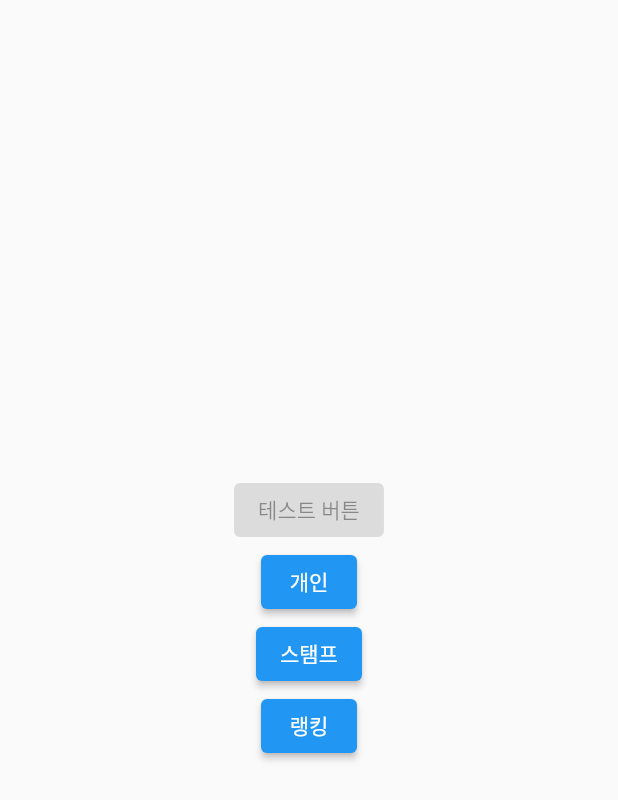
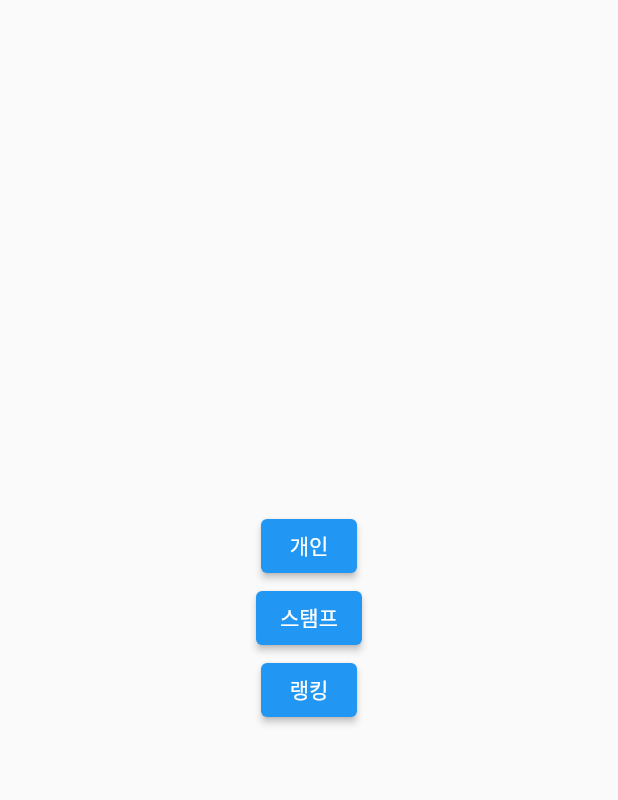
Before and after one commit to kwonjaehyun-ssafy10th/RE-Habbit-ShinhanH, a Flutter app: the MyWidget screen opened directly, on a phone screen of 412 x 824 dp. Shown: the top 800 px of the screen. Run offline on Flutter 3.47's test engine with Material 2 defaults, Android fonts, the phone set to English and light mode, and no system bars; our stand-ins replace get; missing offline and left inert: dart:ffi.

Commit message:
fix: [#-]클래스 추가 import 및 주석 처리
Main.dart파일에 Controller_Main 임포트 수행 및 변수 선언되지 않은 부분 주석 처리

```diff
--- a/flutter_pagebuild/lib/Controller_Main.dart
+++ b/flutter_pagebuild/lib/Controller_Main.dart
@@ -1,7 +1,7 @@
 import 'package:get/get.dart';
 
 //controller 변화 체크용 코드
-class Controller_Main extends GetxController {
+class ControllerMain extends GetxController {
   final count = 0.obs;
 
   void increment() {
--- a/flutter_pagebuild/lib/main.dart
+++ b/flutter_pagebuild/lib/main.dart
@@ -4,6 +4,7 @@ import 'package:flutter/material.dart';
 import 'package:flutter_pagebuild/ScreenPage1.dart';
 import 'package:flutter_pagebuild/ScreenPage2.dart';
 import 'package:flutter_pagebuild/ScreenPage3.dart';
+import 'package:flutter_pagebuild/Controller_Main.dart';
 import 'package:get/get.dart';
 
 void main() {
@@ -52,17 +53,18 @@ class login extends StatelessWidget {
 
 class MyWidget extends StatelessWidget {
   Widget build(BuildContext buildContext) {
-final controller = Get.put(Controller_Main());
+final controller = Get.put(ControllerMain());
 
 
     return Scaffold(
       body: Center(
         child: Column(mainAxisAlignment: MainAxisAlignment.center, children: [
-          ElevatedButton(
-              child: Text('테스트 버튼'),
-              onPressed: () {
-               "${controller.testS.value}",
-              }),
+          // ElevatedButton(
+              // child: Text('테스트 버튼'),
+              // onPressed: () {
+              //  "${controller.testS.value}",
+              // }),
+
           ElevatedButton(
               child: Text('개인'),
               onPressed: () {
```
